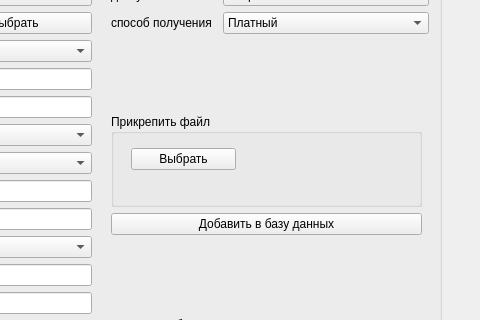
The window that newmeta.ui (AnMikhaylova/project_oop) describes before a commit, drawn with Qt 5; both pictures show x 269 to 749 and y 196 to 516 of the 749 by 622 pixel window.
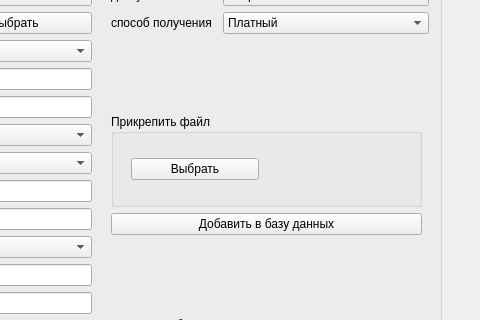
The same window after the commit.

Diff of the .ui file:
```diff
--- a/newmeta.ui
+++ b/newmeta.ui
@@ -335,8 +335,8 @@
          <rect>
           <x>20</x>
           <y>30</y>
-          <width>216</width>
-          <height>30</height>
+          <width>261</width>
+          <height>51</height>
          </rect>
         </property>
         <layout class="QHBoxLayout" name="horizontalLayout">
```
